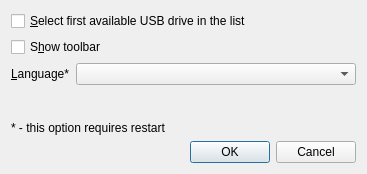
This is src/forms/preferencesdialog.ui in vsvyatski/kmel_db_ui as Qt 5 draws it before an edit. The edited form follows.
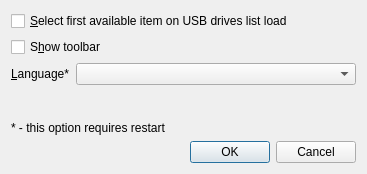
This is the edited form. Icons and pictures are not drawn.

Commit message: selecting first available USB drive

```diff
--- a/src/forms/preferencesdialog.ui
+++ b/src/forms/preferencesdialog.ui
@@ -33,7 +33,7 @@
    <item>
     <widget class="QCheckBox" name="checkBoxSelectFirstDrive">
      <property name="text">
-      <string>&amp;Select first available USB drive in the list</string>
+      <string>&amp;Select first available item on USB drives list load</string>
      </property>
     </widget>
    </item>
```
The commit also changes 3 other files.
